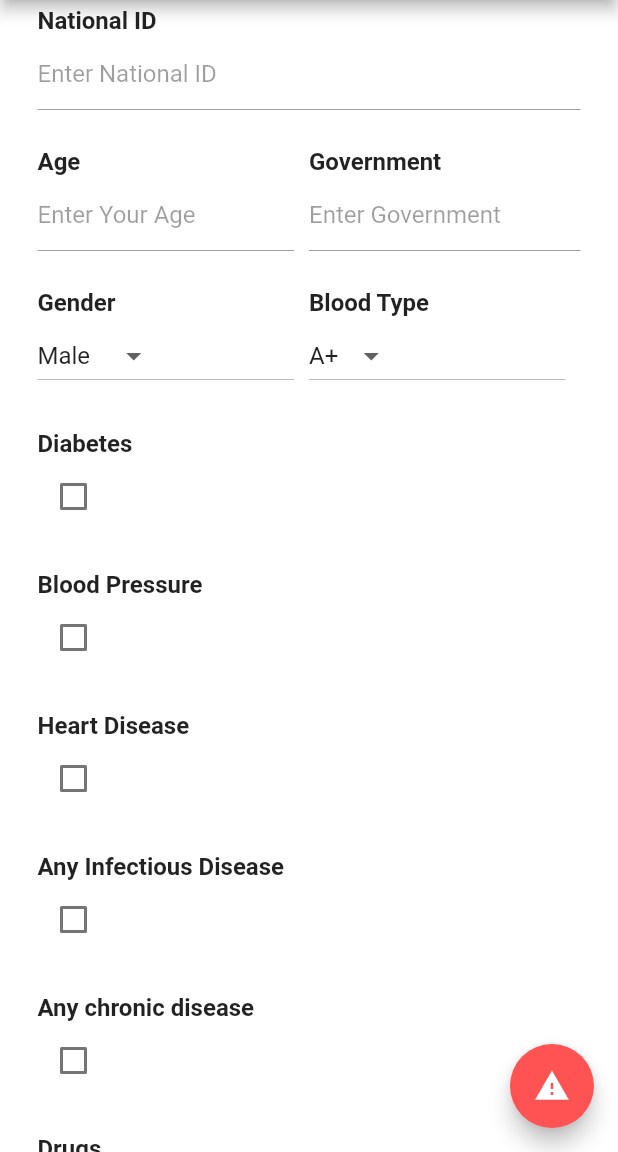
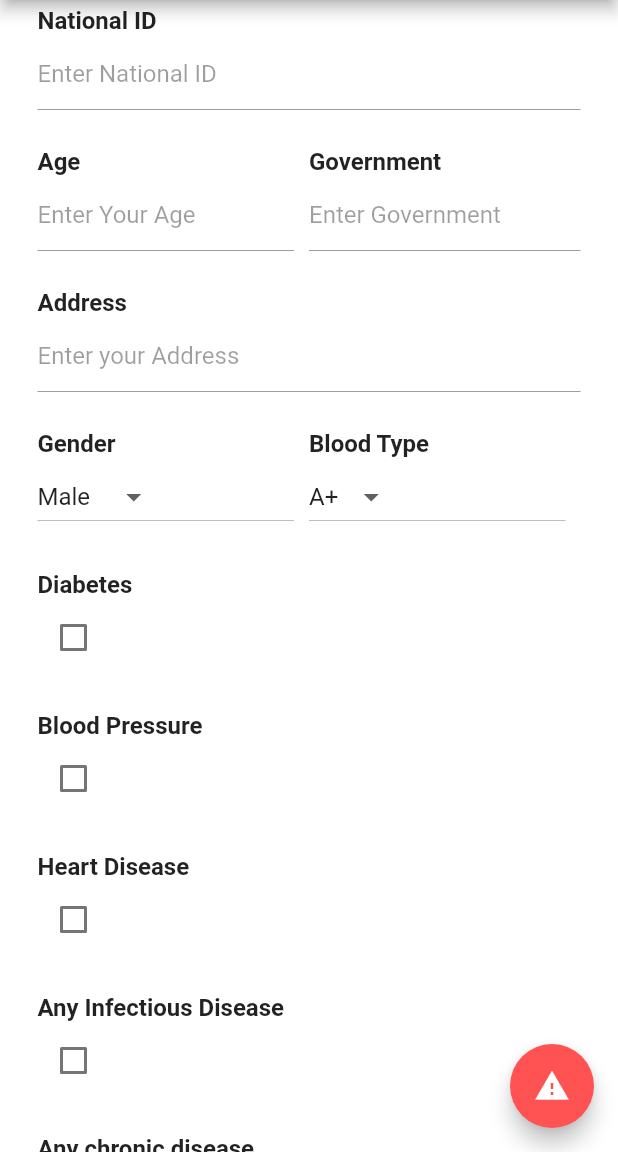
Before and after one commit to sha3rawi33/rescue-code, a Flutter app: the ProfilePage screen opened directly with empty values, scrolled down 576 dp, on a phone screen of 412 x 824 dp, the part 84-1236 px from its top. Run offline on Flutter 3.47's test engine with Material 2 defaults, Android fonts, the phone set to English and light mode, and no system bars; our stand-ins replace avatar_glow, cloud_firestore, firebase_auth, firebase_storage, font_awesome_flutter, image_picker and 1 more; missing offline and left inert: intro_views_flutter; accounts and stored records are empty; network calls fail.

Commit message:
Add Address Input

```diff
--- a/lib/profilePage.dart
+++ b/lib/profilePage.dart
@@ -46,6 +46,7 @@ class MapScreenState extends State<ProfilePage>
   var profileImage;
   TextEditingController government = TextEditingController();
   TextEditingController drugs = TextEditingController();
+  TextEditingController address = TextEditingController();
 
   void getData() async {
     var user =
@@ -72,6 +73,9 @@ class MapScreenState extends State<ProfilePage>
     government = result['government'] != null && result['government'] != ''
         ? TextEditingController(text: result['government'])
         : TextEditingController();
+    address = result['address'] != null && result['address'] != ''
+        ? TextEditingController(text: result['address'])
+        : TextEditingController();
     bloodName = result['bloodType'] != null && result['bloodType'] != ''
         ? result['bloodType']
         : null;
@@ -79,12 +83,13 @@ class MapScreenState extends State<ProfilePage>
         ? result['gender']
         : null;
     drugs = result['drugs'] != null && result['drugs'] != ''
-        ? TextEditingController(text:result['drugs'])
+        ? TextEditingController(text: result['drugs'])
         : TextEditingController();
     diabetes = result['diabetes'] != null && result['diabetes'] != ''
         ? result['diabetes']
         : false;
-        bloodPresure = result['bloodPresure'] != null && result['bloodPresure'] != ''
+    bloodPresure =
+        result['bloodPresure'] != null && result['bloodPresure'] != ''
             ? result['bloodPresure']
             : false;
     chronic = result['chronic'] != null && result['chronic'] != ''
@@ -93,7 +98,8 @@ class MapScreenState extends State<ProfilePage>
     infectious = result['infectious'] != null && result['infectious'] != ''
         ? result['infectious']
         : false;
-        heardDisease = result['heartDisease'] != null && result['heartDisease'] != ''
+    heardDisease =
+        result['heartDisease'] != null && result['heartDisease'] != ''
             ? result['heartDisease']
             : false;
     id = result['id'];
@@ -125,13 +131,14 @@ class MapScreenState extends State<ProfilePage>
       "bloodType": bloodName ?? '',
       "email": email.text,
       "nationalId": nationalId.text,
+      "address":address.text,
       "mobile": mobile.text,
-      "heartDisease":heardDisease,
-      "chronic":chronic,
-      "infectious":infectious,
-      "bloodPresure":bloodPresure,
-      "diabetes":diabetes,
-      "drugs":drugs.text ?? ''
+      "heartDisease": heardDisease,
+      "chronic": chronic,
+      "infectious": infectious,
+      "bloodPresure": bloodPresure,
+      "diabetes": diabetes,
+      "drugs": drugs.text ?? ''
     });
   }
 
@@ -499,6 +506,43 @@ class MapScreenState extends State<ProfilePage>
                                     left: 25.0, right: 25.0, top: 25.0),
                                 child: new Row(
                                   mainAxisSize: MainAxisSize.max,
+                                  children: <Widget>[
+                                    new Column(
+                                      mainAxisAlignment:
+                                          MainAxisAlignment.start,
+                                      mainAxisSize: MainAxisSize.min,
+                                      children: <Widget>[
+                                        new Text(
+                                          'Address',
+                                          style: TextStyle(
+                                              fontSize: 16.0,
+                                              fontWeight: FontWeight.bold),
+                                        ),
+                                      ],
+                                    ),
+                                  ],
+                                )),
+                            Padding(
+                                padding: EdgeInsets.only(
+                                    left: 25.0, right: 25.0, top: 2.0),
+                                child: new Row(
+                                  mainAxisSize: MainAxisSize.max,
+                                  children: <Widget>[
+                                    new Flexible(
+                                      child: new TextField(
+                                        controller: address,
+                                        decoration: const InputDecoration(
+                                            hintText: "Enter your Address"),
+                                        enabled: !_status,
+                                      ),
+                                    ),
+                                  ],
+                                )),
+                            Padding(
+                                padding: EdgeInsets.only(
+                                    left: 25.0, right: 25.0, top: 25.0),
+                                child: new Row(
+                                  mainAxisSize: MainAxisSize.max,
                                   mainAxisAlignment: MainAxisAlignment.start,
                                   children: <Widget>[
                                     Expanded(
@@ -613,14 +657,15 @@ class MapScreenState extends State<ProfilePage>
                                   children: <Widget>[
                                     new Flexible(
                                       child: Checkbox(
-
                                         value: diabetes,
                                         activeColor: Colors.red,
-                                        onChanged: !_status ? (value) {
+                                        onChanged: !_status
+                                            ? (value) {
                                                 setState(() {
                                                   diabetes = value;
                                                 });
-                                        } : (s){},
+                                              }
+                                            : (s) {},
                                       ),
                                     ),
                                   ],
@@ -656,11 +701,13 @@ class MapScreenState extends State<ProfilePage>
                                       child: Checkbox(
                                         value: bloodPresure,
                                         activeColor: Colors.red,
-                                        onChanged: !_status ? (value) {
+                                        onChanged: !_status
+                                            ? (value) {
                                                 setState(() {
                                                   bloodPresure = value;
                                                 });
-                                        } : (s){},
+                                              }
+                                            : (s) {},
                                       ),
                                     ),
                                   ],
@@ -696,11 +743,13 @@ class MapScreenState extends State<ProfilePage>
                                       child: Checkbox(
                                         activeColor: Colors.red,
                                         value: heardDisease,
-                                        onChanged: !_status ? (value) {
+                                        onChanged: !_status
+                                            ? (value) {
                                                 setState(() {
                                                   heardDisease = value;
                                                 });
-                                        } : (s){},
+                                              }
+                                            : (s) {},
                                       ),
                                     ),
                                   ],
@@ -736,11 +785,13 @@ class MapScreenState extends State<ProfilePage>
                                       child: Checkbox(
                                         activeColor: Colors.red,
                                         value: infectious,
-                                        onChanged:!_status ? (value) {
+                                        onChanged: !_status
+                                            ? (value) {
                                                 setState(() {
                                                   infectious = value;
                                                 });
-                                        } : (s){},
+                                              }
+                                            : (s) {},
                                       ),
                                     ),
                                   ],
@@ -776,11 +827,13 @@ class MapScreenState extends State<ProfilePage>
                                       child: Checkbox(
                                         activeColor: Colors.red,
                                         value: chronic,
-                                        onChanged: !_status ? (value) {
+                                        onChanged: !_status
+                                            ? (value) {
                                                 setState(() {
                                                   chronic = value;
                                                 });
-                                        } : (s){},
+                                              }
+                                            : (s) {},
                                       ),
                                     ),
                                   ],
```
Lines whose indentation alone changed are shown as unchanged.
